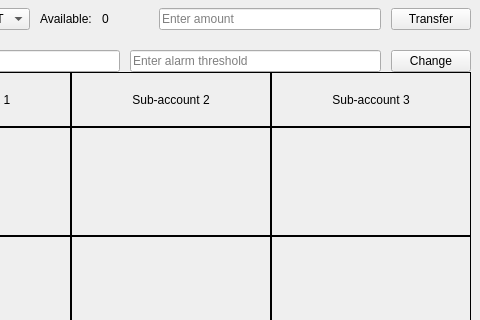
Before: the Qt Designer form UI.ui in VoHieu123/crypto_app, drawn with Qt 5; both pictures show x 457 to 937 and y 0 to 320 of the 937 by 684 pixel window.
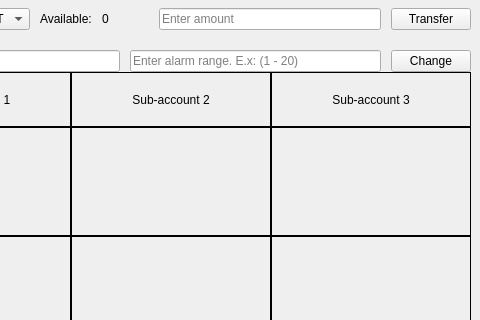
After: the same form once the commit is applied.

What changed in the file:
```diff
--- a/UI.ui
+++ b/UI.ui
@@ -301,7 +301,7 @@
         <item>
          <widget class="QLineEdit" name="lineEdit_threshold">
           <property name="placeholderText">
-           <string>Enter alarm threshold</string>
+           <string>Enter alarm range. E.x: (1 - 20)</string>
           </property>
          </widget>
         </item>
```
